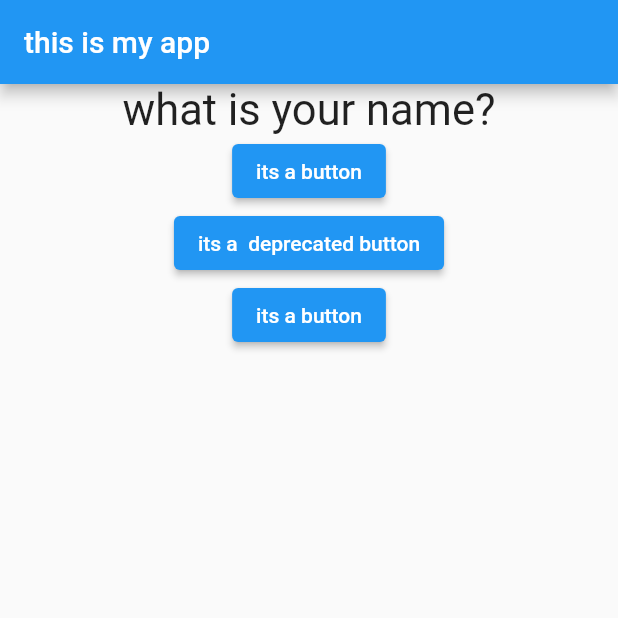
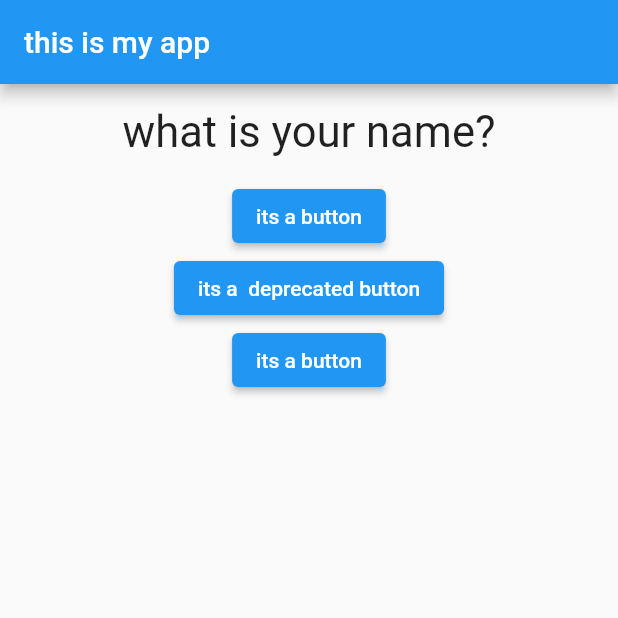
Before and after one commit to barbodnavabi/flutter-and-dart-start, a Flutter app: the screen it shows after launch, on a phone screen of 412 x 824 dp, the top half of it. Run offline on Flutter 3.47's test engine with Material 2 defaults, Android fonts, the phone set to English and light mode, and no system bars.

Commit message:
margin for my question text

```diff
--- a/first_app/lib/question.dart
+++ b/first_app/lib/question.dart
@@ -8,6 +8,7 @@ class Question extends StatelessWidget {
   Widget build(BuildContext context) {
     return Container(
       width: double.infinity,
+      margin: EdgeInsets.all(15),
       child: Text(
         questionText,
         style: TextStyle(fontSize: 29),
```
